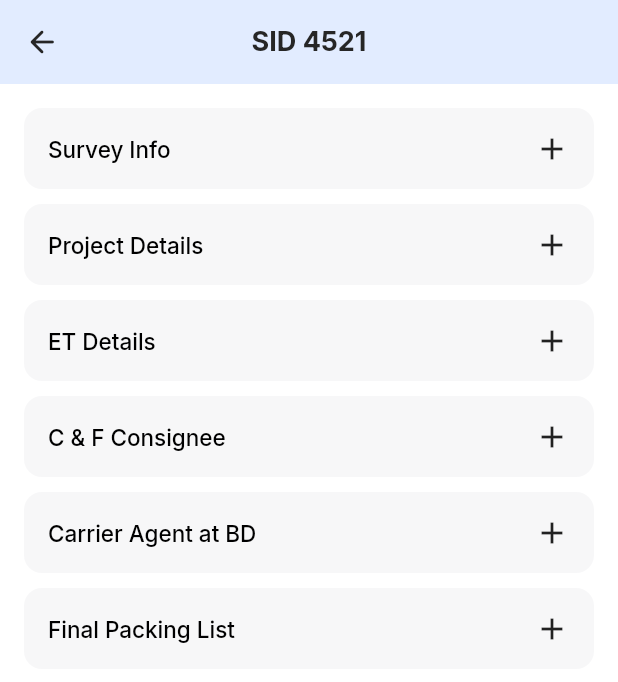
After one commit to Nababmithun/Shipping-App-with-Flutter-UI-, a Flutter app: the SurveyDetailsPage screen opened directly, on a phone screen of 412 x 824 dp. The commit adds this screen. Shown: the top 682 px of the screen. Run offline on Flutter 3.47's test engine with Material 2 defaults, Android fonts, the phone set to English and light mode, and no system bars; our stand-ins replace fl_chart, flutter_rating_bar, google_fonts.

Commit message:
feature: survey, impl: add survey details page

```diff
--- /dev/null
+++ b/lib/features/survey/view/survey_details_page.dart
@@ -0,0 +1,93 @@
+import 'package:flutter/material.dart';
+import 'package:interport/features/survey/view/widgets/common_expadable_widget.dart';
+
+import '../../../res/resources/colors.dart';
+import '../../../res/widgets/common_text_widget.dart';
+
+class SurveyDetailsPage extends StatefulWidget {
+  const SurveyDetailsPage({Key? key}) : super(key: key);
+
+  @override
+  State<SurveyDetailsPage> createState() => _SurveyDetailsPageState();
+}
+
+class _SurveyDetailsPageState extends State<SurveyDetailsPage> {
+  bool isExpendable = false;
+  @override
+  Widget build(BuildContext context) {
+    var spaceHeightMax = const SizedBox(
+      height: 10,
+    );
+    var spaceHeightMin = const SizedBox(
+      height: 5,
+    );
+    var screenHeight = MediaQuery.of(context).size.height;
+    var screenWidth = MediaQuery.of(context).size.width;
+    var appBarWidget = AppBar(
+      backgroundColor: AppTheme.appBarColor,
+      elevation: 0,
+      automaticallyImplyLeading: false,
+      centerTitle: true,
+      title: CommonTextWidget(
+        text: "SID 4521",
+        fontSize: 18,
+        fontWeight: FontWeight.w700,
+        color: AppTheme.darkBlackColor,
+      ),
+      leading: GestureDetector(
+        onTap: () {
+          Navigator.pop(context);
+        },
+        child: Icon(
+          Icons.arrow_back_rounded,
+          color: AppTheme.darkBlackColor,
+        ),
+      ),
+    );
+
+    return Scaffold(
+      backgroundColor: Colors.white,
+      appBar: appBarWidget,
+      body: Padding(
+        padding: const EdgeInsets.all(16.0),
+        child: SingleChildScrollView(
+          child: Column(
+            children: [
+              InkWell(
+                onTap: () {
+                  isExpendable = !isExpendable;
+                  setState(() {});
+                },
+                child: CommonExpandableWidget(
+                  title: "Survey Info",
+                  isExpandable: isExpendable,
+                ),
+              ),
+              spaceHeightMax,
+              const CommonExpandableWidget(
+                title: "Project Details",
+              ),
+              spaceHeightMax,
+              const CommonExpandableWidget(
+                title: "ET Details",
+              ),
+              spaceHeightMax,
+              const CommonExpandableWidget(
+                title: "C & F Consignee",
+              ),
+              spaceHeightMax,
+              const CommonExpandableWidget(
+                title: "Carrier Agent at BD",
+              ),
+              spaceHeightMax,
+              const CommonExpandableWidget(
+                title: "Final Packing List",
+              ),
+              spaceHeightMax,
+            ],
+          ),
+        ),
+      ),
+    );
+  }
+}
--- /dev/null
+++ b/lib/features/survey/view/widgets/common_expadable_widget.dart
@@ -0,0 +1,129 @@
+import 'package:flutter/material.dart';
+
+import '../../../../res/resources/colors.dart';
+import '../../../../res/widgets/common_text_widget.dart';
+
+class CommonExpandableWidget extends StatefulWidget {
+  final String? title;
+  final bool isExpandable;
+  const CommonExpandableWidget(
+      {Key? key, this.title, this.isExpandable = false})
+      : super(key: key);
+
+  @override
+  State<CommonExpandableWidget> createState() => _CommonExpandableWidgetState();
+}
+
+class _CommonExpandableWidgetState extends State<CommonExpandableWidget> {
+  @override
+  Widget build(BuildContext context) {
+    var spaceHeightMax = const SizedBox(
+      height: 10,
+    );
+    var spaceHeightMin = const SizedBox(
+      height: 5,
+    );
+    var screenHeight = MediaQuery.of(context).size.height;
+    var screenWidth = MediaQuery.of(context).size.width;
+    infoFieldWidget({String? title, String? fieldData}) => Padding(
+          padding: const EdgeInsets.only(left: 10.0),
+          child: Row(
+            children: [
+              Column(
+                crossAxisAlignment: CrossAxisAlignment.start,
+                children: [
+                  CommonTextWidget(
+                    text: title,
+                    fontSize: 15,
+                    fontWeight: FontWeight.w500,
+                    color: AppTheme.darkBlackColor,
+                  ),
+                  CommonTextWidget(
+                    text: fieldData,
+                    fontSize: 15,
+                    fontWeight: FontWeight.w500,
+                    color: AppTheme.greyColor,
+                  ),
+                ],
+              ),
+            ],
+          ),
+        );
+    return Column(
+      children: [
+        widget.isExpandable
+            ? const SizedBox()
+            : Container(
+                height: 54,
+                padding: const EdgeInsets.only(left: 16, right: 16),
+                decoration: BoxDecoration(
+                  borderRadius: BorderRadius.circular(12),
+                  color: AppTheme.greyFifthColor,
+                ),
+                child: Row(
+                  mainAxisAlignment: MainAxisAlignment.spaceBetween,
+                  children: [
+                    CommonTextWidget(
+                      text: widget.title ?? "",
+                      fontWeight: FontWeight.w500,
+                      fontSize: 15,
+                    ),
+                    const Icon(Icons.add),
+                  ],
+                ),
+              ),
+        widget.isExpandable
+            ? Container(
+                decoration: BoxDecoration(
+                  borderRadius: BorderRadius.circular(12),
+                  color: AppTheme.greyFifthColor,
+                ),
+                child: Column(
+                  children: [
+                    Container(
+                      height: 54,
+                      padding: const EdgeInsets.only(left: 16, right: 16),
+                      decoration: BoxDecoration(
+                        borderRadius: BorderRadius.circular(12),
+                        color: AppTheme.appBarColor,
+                      ),
+                      child: Row(
+                        mainAxisAlignment: MainAxisAlignment.spaceBetween,
+                        children: [
+                          CommonTextWidget(
+                            text: widget.title ?? "",
+                            fontWeight: FontWeight.w500,
+                            fontSize: 15,
+                          ),
+                          const Icon(Icons.minimize_rounded),
+                        ],
+                      ),
+                    ),
+                    Padding(
+                      padding: const EdgeInsets.only(
+                        left: 5.0,
+                        right: 5,
+                        top: 10,
+                        bottom: 16,
+                      ),
+                      child: Column(
+                        children: [
+                          infoFieldWidget(
+                              title: "Work Order ID", fieldData: "DGS 2512B"),
+                          spaceHeightMax,
+                          infoFieldWidget(
+                              title: "Survey ID", fieldData: "SI3562"),
+                          spaceHeightMax,
+                          infoFieldWidget(
+                              title: "Client Name", fieldData: "Jane Cooper"),
+                        ],
+                      ),
+                    ),
+                  ],
+                ),
+              )
+            : const SizedBox(),
+      ],
+    );
+  }
+}
--- a/lib/features/survey/view/widgets/survey_card_widget.dart
+++ b/lib/features/survey/view/widgets/survey_card_widget.dart
@@ -1,6 +1,9 @@
 import 'package:flutter/cupertino.dart';
+import 'package:flutter/material.dart';
 import 'package:interport/res/resources/colors.dart';
 import 'package:interport/res/widgets/common_text_widget.dart';
+
+import '../survey_details_page.dart';
 
 class SurveyCardWidget extends StatelessWidget {
   const SurveyCardWidget({Key? key}) : super(key: key);
@@ -23,9 +26,17 @@ class SurveyCardWidget extends StatelessWidget {
     var screenWidth = MediaQuery.of(context).size.width;
     return Padding(
       padding: const EdgeInsets.only(bottom: 10.0),
+      child: InkWell(
+        onTap: () {
+          Navigator.push(
+            context,
+            MaterialPageRoute(builder: (context) => const SurveyDetailsPage()),
+          );
+        },
         child: Container(
           height: 113,
-        padding: const EdgeInsets.only(top: 8, left: 16, right: 16, bottom: 16),
+          padding:
+              const EdgeInsets.only(top: 8, left: 16, right: 16, bottom: 16),
           decoration: BoxDecoration(
             color: AppTheme.greyThirdColor,
             borderRadius: BorderRadius.circular(12),
@@ -94,6 +105,7 @@ class SurveyCardWidget extends StatelessWidget {
             ],
           ),
         ),
+      ),
     );
   }
 }
--- a/lib/res/resources/colors.dart
+++ b/lib/res/resources/colors.dart
@@ -10,6 +10,7 @@ class AppTheme {
   static Color greySecondColor = const Color(0xffC0C0C0);
   static Color greyThirdColor = const Color(0xffE7E8EA);
   static Color greyFourthColor = const Color(0xffA0A1AB);
+  static Color greyFifthColor = const Color(0xffF7F7F8);
   static Color lightBlackColor = const Color(0xff666666);
   static Color darkBlackColor = const Color(0xff262626);
   static Color lightGreyColor = const Color(0xffF7F7F8);
```
Lines whose indentation alone changed are shown as unchanged.
